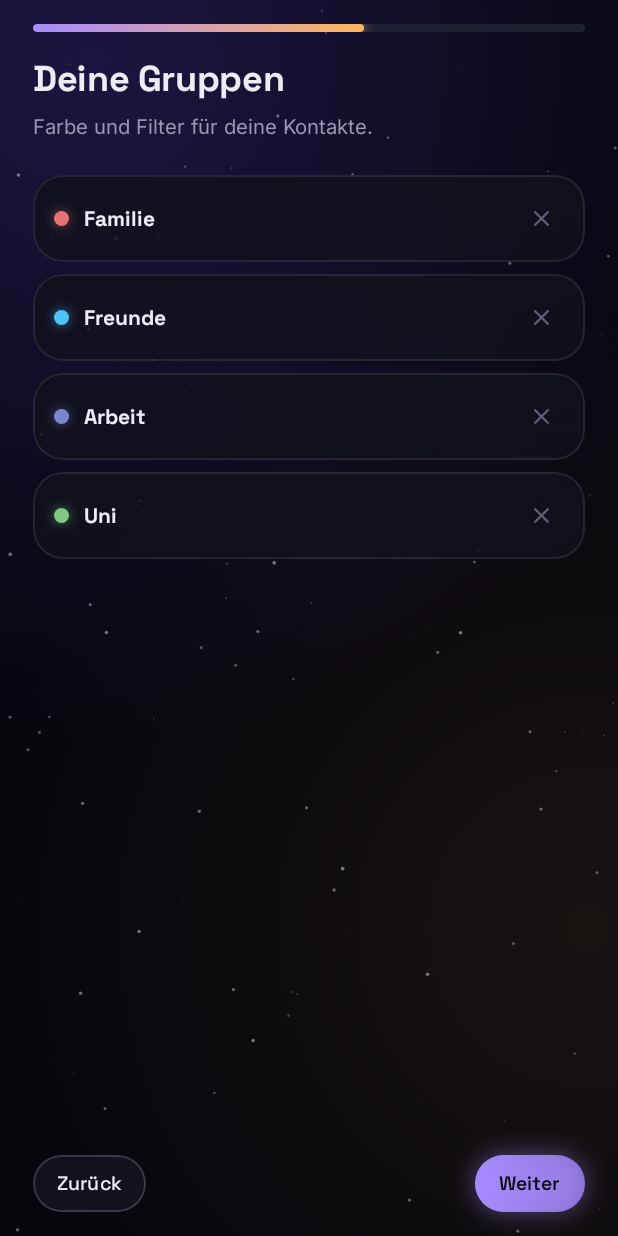
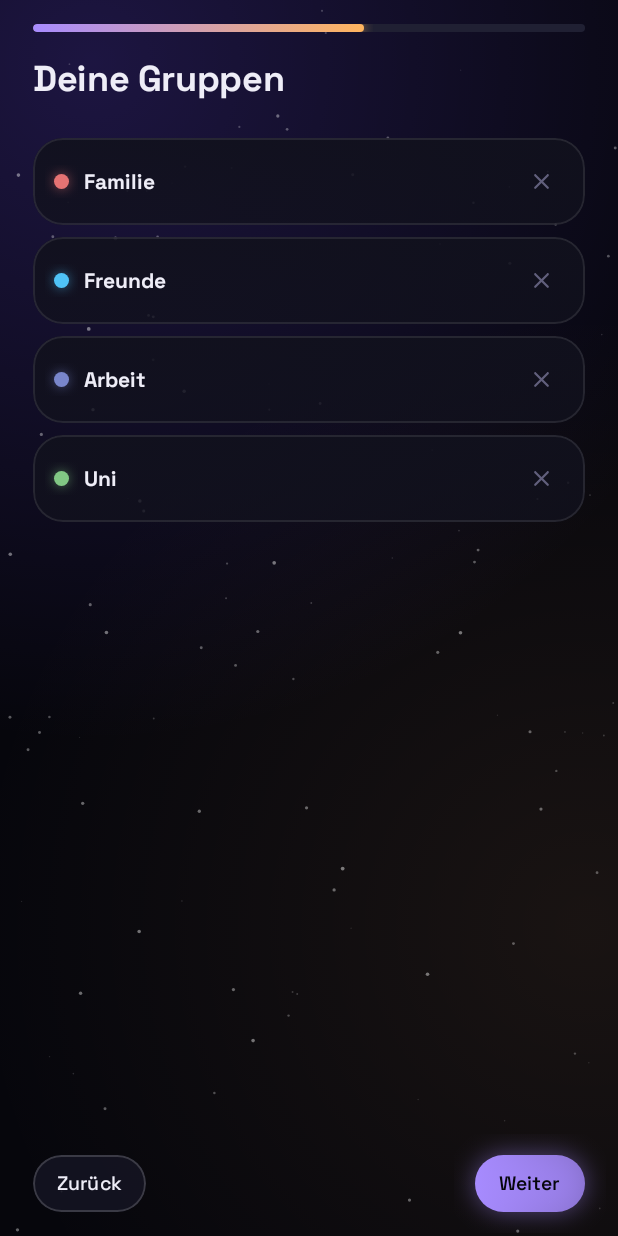
Before and after one commit to JakobLonauer/orbit, an Android app built with Jetpack Compose: the screen it shows after launch (MainActivity), after a tap on "Weiter", on a phone screen of 412 x 824 dp. Run offline under Robolectric (Android 15) with nearby library versions, the phone set to English and light mode, and no system bars; our stand-ins replace Navigation 3; libraries missing offline, so code that uses them is left out: androidx.glance, androidx.glance.action, androidx.glance.appwidget, androidx.glance.background, androidx.glance.layout and 2 more; missing, so only their content is drawn: GlanceTheme; 4 statements that could not run were skipped; 1 other tap on this screen came first.

Commit message:
fix: Review-Funde zur Fälligkeits-Entfernung
- gespeicherte Sortierung „due“ wird einmalig zu Name (kein falsches Filter-Badge)
- Anrufen-Knopf nur für heutige Einzelperson, nicht für Vorlauf-Erinnerung
- Orbit-Tab innerhalb eines Tages neueste zuerst; Labels Woche/Monat
- Widget: nächste 60 Tage statt ganzes Jahr
- Erklärtexte raus (Eintragsarten, Leerzustand, Onboarding)

Co-Authored-By: Claude Opus 5.5 <noreply@anthropic.com>
Claude-Session: https://claude.ai/code/session_01MVUMJn76ZVqymkM6gRqcou

```diff
--- a/app/src/main/java/io/github/thelony97/orbit/data/OrbitRepository.kt
+++ b/app/src/main/java/io/github/thelony97/orbit/data/OrbitRepository.kt
@@ -130,6 +130,10 @@ object OrbitRepository {
         if (result.contacts.any { it.isMe && it.deletedAt != null }) {
             result = result.copy(contacts = result.contacts.map { if (it.isMe) it.copy(deletedAt = null) else it })
         }
+        // Sorting by due date no longer exists (PLAN 3.0); idempotent.
+        if (result.settings.listSort == "due") {
+            result = result.copy(settings = result.settings.copy(listSort = "name", listSortReversed = false))
+        }
         return result
     }
 
--- a/app/src/main/java/io/github/thelony97/orbit/notify/Notifications.kt
+++ b/app/src/main/java/io/github/thelony97/orbit/notify/Notifications.kt
@@ -123,7 +123,8 @@ object Notifications {
             .setStyle(style)
             .setContentIntent(openContact(ctx, single?.id, ID_DIGEST))
             .setCategory(NotificationCompat.CATEGORY_REMINDER)
-        val callable = single?.takeIf { it.phones.isNotEmpty() }
+        // Call button only for today's single person, not for a lead-time reminder.
+        val callable = single?.takeIf { s -> s.phones.isNotEmpty() && content.soon.none { it.id == s.id } }
         if (callable != null) {
             builder.addAction(0, "Anrufen", CallActionActivity.pendingIntent(ctx, callable.id))
         }
--- a/app/src/main/java/io/github/thelony97/orbit/ui/components/Common.kt
+++ b/app/src/main/java/io/github/thelony97/orbit/ui/components/Common.kt
@@ -278,6 +278,8 @@ fun EmptyHint(title: String, text: String, modifier: Modifier = Modifier) {
             Modifier.size(14.dp).glow(Space.Orange, 12.dp).background(Space.Orange, CircleShape),
         )
         Text(title, style = MaterialTheme.typography.titleMediumEmphasized, color = Space.Text, modifier = Modifier.padding(top = 8.dp))
-        Text(text, style = MaterialTheme.typography.bodyMedium, color = Space.TextDim, textAlign = TextAlign.Center)
+        if (text.isNotEmpty()) {
+            Text(text, style = MaterialTheme.typography.bodyMedium, color = Space.TextDim, textAlign = TextAlign.Center)
+        }
     }
 }
--- a/app/src/main/java/io/github/thelony97/orbit/ui/onboarding/OnboardingScreen.kt
+++ b/app/src/main/java/io/github/thelony97/orbit/ui/onboarding/OnboardingScreen.kt
@@ -149,8 +149,10 @@ fun OnboardingScreen(data: OrbitData) {
 @Composable
 private fun Title(text: String, sub: String) {
     Text(text, style = MaterialTheme.typography.headlineMediumEmphasized, color = Space.Text)
-    Spacer(Modifier.size(8.dp))
-    Text(sub, style = MaterialTheme.typography.bodyMedium, color = Space.TextDim)
+    if (sub.isNotEmpty()) {
+        Spacer(Modifier.size(8.dp))
+        Text(sub, style = MaterialTheme.typography.bodyMedium, color = Space.TextDim)
+    }
     Spacer(Modifier.size(20.dp))
 }
 
@@ -257,7 +259,7 @@ private fun PermissionStep() {
 
 @Composable
 private fun GroupStep(data: OrbitData) {
-    Title("Deine Gruppen", "Farbe und Filter für deine Kontakte.")
+    Title("Deine Gruppen", "")
     data.groups.forEach { g ->
         Box(Modifier.fillMaxWidth().padding(vertical = 4.dp).glass(RoundedCornerShape(20.dp))) {
             Column(Modifier.padding(14.dp)) {
--- a/app/src/main/java/io/github/thelony97/orbit/ui/settings/SettingsScreen.kt
+++ b/app/src/main/java/io/github/thelony97/orbit/ui/settings/SettingsScreen.kt
@@ -330,7 +330,7 @@ fun SettingsScreen(data: OrbitData, nav: Nav) {
             SettingsGroup("Organisation") {
                 SettingItem(Icons.Rounded.Groups, "Gruppen", "${data.groups.size} Gruppen", onClick = { nav.open(Route.Groups) })
                 Hairline()
-                SettingItem(Icons.Rounded.Category, "Eintragsarten", "was den Timer zurücksetzt", onClick = { nav.open(Route.EntryTypes) })
+                SettingItem(Icons.Rounded.Category, "Eintragsarten", "${data.entryTypes.size} Arten", onClick = { nav.open(Route.EntryTypes) })
                 Hairline()
                 SettingItem(Icons.Rounded.SortByAlpha, "Sortieren nach", trailing = {
                     Row(horizontalArrangement = Arrangement.spacedBy(4.dp)) {
--- a/app/src/main/java/io/github/thelony97/orbit/widget/OrbitWidget.kt
+++ b/app/src/main/java/io/github/thelony97/orbit/widget/OrbitWidget.kt
@@ -101,6 +101,8 @@ class OrbitWidget : GlanceAppWidget() {
                 (age?.let { " · wird $it" } ?: "")
             WidgetRow(c, Logic.displayName(c, lastFirst), sub, color(c), birthday = true, days = days)
         }.sortedWith(compareBy({ it.days }, { it.title }))
+            // The next 60 days; if that is empty, at least the next birthday.
+            .let { all -> all.filter { it.days <= 60 }.ifEmpty { all.take(1) } }
     }
 
     @Composable
```
Also changed, not shown: app/src/main/java/io/github/thelony97/orbit/ui/orbit/OrbitScreen.kt (+4 -4 lines).
